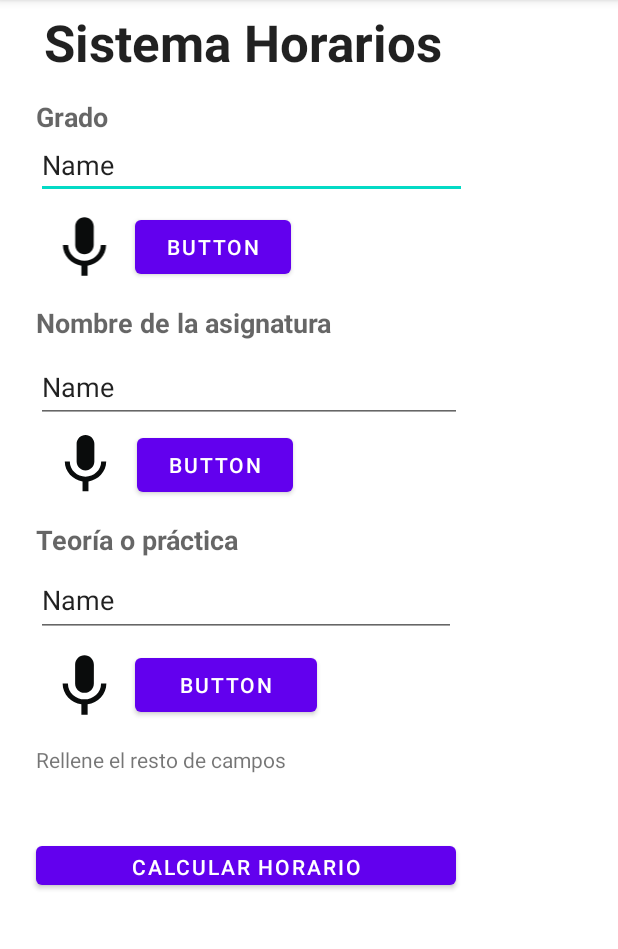
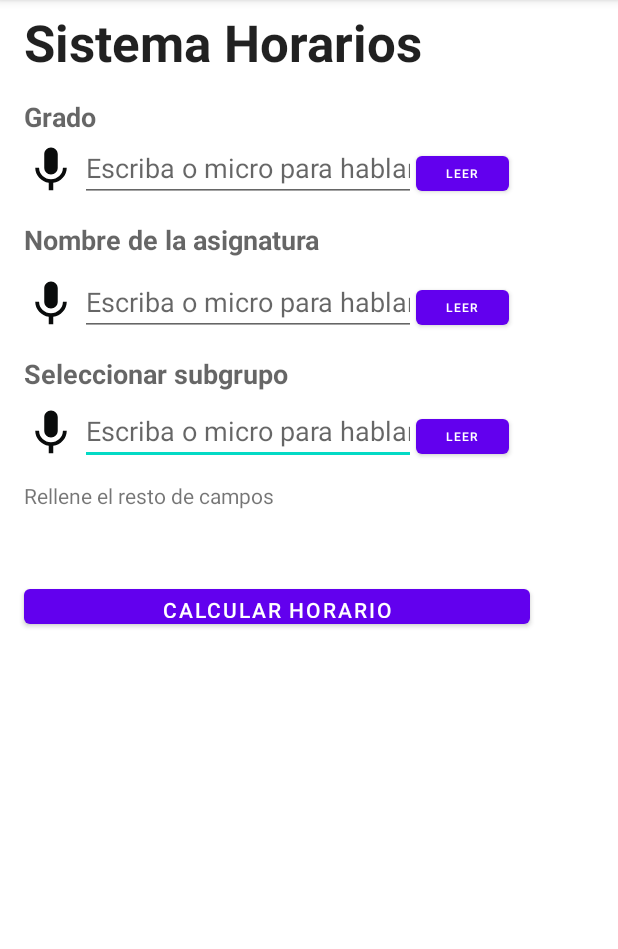
Before and after one commit to MiklosLaszlo/NPI, an Android app: the screen it shows after launch (MainActivity), on a phone screen of 412 x 824 dp, the part 84-1033 px from its top. Run offline under Robolectric (Android 15) with nearby library versions, the phone set to English and light mode, and no system bars.

Commit message:
Añadidos cambios en la interfaz

```diff
--- a/P2/app/build.gradle
+++ b/P2/app/build.gradle
@@ -9,7 +9,7 @@ android {
     defaultConfig {
         applicationId "com.example.asignaturashorario"
         minSdk 26
-        targetSdk 32
+        targetSdk 29
         versionCode 1
         versionName "1.0"
 
--- a/P2/app/src/main/java/com/example/asignaturashorario/MainActivity.java
+++ b/P2/app/src/main/java/com/example/asignaturashorario/MainActivity.java
@@ -163,6 +163,9 @@ public class MainActivity extends AppCompatActivity {
                 micButton.setImageResource(R.drawable.ic_mic_black_off);
                 ArrayList<String> data = bundle.getStringArrayList(SpeechRecognizer.RESULTS_RECOGNITION);
                 editText.setText(data.get(0));
+                String text = String.valueOf(editText.getText());
+                text = "Has dicho el grado: " + text;
+                textToSpeechEngine.speak(text, TextToSpeech.QUEUE_FLUSH, null, "tts1");
             }
 
             @Override
@@ -213,6 +216,9 @@ public class MainActivity extends AppCompatActivity {
                 micButton2.setImageResource(R.drawable.ic_mic_black_off);
                 ArrayList<String> data = bundle.getStringArrayList(SpeechRecognizer.RESULTS_RECOGNITION);
                 editText2.setText(data.get(0));
+                String text = String.valueOf(editText2.getText());
+                text = "Has dicho la asignatura: " + text;
+                textToSpeechEngine2.speak(text, TextToSpeech.QUEUE_FLUSH, null, "tts1");
             }
 
             @Override
@@ -263,6 +269,9 @@ public class MainActivity extends AppCompatActivity {
                 micButton3.setImageResource(R.drawable.ic_mic_black_off);
                 ArrayList<String> data = bundle.getStringArrayList(SpeechRecognizer.RESULTS_RECOGNITION);
                 editText3.setText(data.get(0));
+                String text = String.valueOf(editText3.getText());
+                text = "Has dicho el subgrupo: " + text;
+                textToSpeechEngine3.speak(text, TextToSpeech.QUEUE_FLUSH, null, "tts1");
             }
 
             @Override
@@ -284,8 +293,8 @@ public class MainActivity extends AppCompatActivity {
                 }
                 if (motionEvent.getAction() == MotionEvent.ACTION_DOWN) {
                     micButton.setImageResource(R.drawable.ic_mic_black_24dp);
-                    speechRecognizer2.stopListening();
-                    speechRecognizer3.stopListening();
+                    speechRecognizer2.cancel();
+                    speechRecognizer3.cancel();
                     micButton2.setImageResource(R.drawable.ic_mic_black_off);
                     micButton3.setImageResource(R.drawable.ic_mic_black_off);
                     speechRecognizer.startListening(speechRecognizerIntent);
@@ -312,8 +321,8 @@ public class MainActivity extends AppCompatActivity {
                 }
                 if (motionEvent.getAction() == MotionEvent.ACTION_DOWN) {
                     micButton2.setImageResource(R.drawable.ic_mic_black_24dp);
-                    speechRecognizer.stopListening();
-                    speechRecognizer3.stopListening();
+                    speechRecognizer.cancel();
+                    speechRecognizer3.cancel();
                     micButton.setImageResource(R.drawable.ic_mic_black_off);
                     micButton3.setImageResource(R.drawable.ic_mic_black_off);
                     speechRecognizer2.startListening(speechRecognizerIntent2);
@@ -340,8 +349,8 @@ public class MainActivity extends AppCompatActivity {
                 }
                 if (motionEvent.getAction() == MotionEvent.ACTION_DOWN) {
                     micButton3.setImageResource(R.drawable.ic_mic_black_24dp);
-                    speechRecognizer2.stopListening();
-                    speechRecognizer.stopListening();
+                    speechRecognizer2.cancel();
+                    speechRecognizer.cancel();
                     micButton2.setImageResource(R.drawable.ic_mic_black_off);
                     micButton.setImageResource(R.drawable.ic_mic_black_off);
                     speechRecognizer3.startListening(speechRecognizerIntent3);
@@ -373,6 +382,7 @@ public class MainActivity extends AppCompatActivity {
         });
 
 
+
     }
 
     @Override
--- a/P2/app/src/main/res/layout/activity_main.xml
+++ b/P2/app/src/main/res/layout/activity_main.xml
@@ -8,120 +8,111 @@
 
     <LinearLayout
         android:id="@+id/linearLayout3"
-        android:layout_width="362dp"
-        android:layout_height="54dp"
-        android:layout_marginStart="24dp"
-        android:layout_marginTop="8dp"
+        android:layout_width="337dp"
+        android:layout_height="48dp"
+        android:layout_marginStart="16dp"
         app:layout_constraintStart_toStartOf="parent"
-        app:layout_constraintTop_toBottomOf="@+id/textmic3">
+        app:layout_constraintTop_toBottomOf="@+id/textoplano3">
 
         <ImageView
             android:id="@+id/mic3"
-            android:layout_width="66dp"
-            android:layout_height="50dp"
+            android:layout_width="37dp"
+            android:layout_height="match_parent"
             android:backgroundTint="#F9F8FA"
             android:baselineAligned="false"
             android:paddingRight="1dp"
             android:src="@drawable/ic_mic_black_off" />
 
+        <EditText
+            android:id="@+id/textmic3"
+            android:layout_width="224dp"
+            android:layout_height="wrap_content"
+            android:ems="10"
+            android:hint='Escriba o micro para hablar'
+            android:inputType="textPersonName" />
+
         <Button
             android:id="@+id/button_mic3"
-            android:layout_width="121dp"
-            android:layout_height="wrap_content"
-            android:text="Button" />
+            android:layout_width="62dp"
+            android:layout_height="35dp"
+            android:text="leer"
+            android:textSize="8sp" />
 
     </LinearLayout>
 
     <LinearLayout
         android:id="@+id/linearLayout"
-        android:layout_width="359dp"
-        android:layout_height="52dp"
-        android:layout_marginStart="24dp"
-        android:layout_marginTop="8dp"
+        android:layout_width="337dp"
+        android:layout_height="48dp"
+        android:layout_marginStart="16dp"
         app:layout_constraintStart_toStartOf="parent"
-        app:layout_constraintTop_toBottomOf="@+id/textmic">
+        app:layout_constraintTop_toBottomOf="@+id/Textoplano">
 
         <ImageView
             android:id="@+id/mic"
-            android:layout_width="66dp"
-            android:layout_height="49dp"
+            android:layout_width="37dp"
+            android:layout_height="match_parent"
             android:backgroundTint="#F9F8FA"
             android:baselineAligned="false"
             android:paddingRight="1dp"
             android:src="@drawable/ic_mic_black_off" />
 
+        <EditText
+            android:id="@+id/textmic"
+            android:layout_width="224dp"
+            android:layout_height="wrap_content"
+            android:ems="10"
+            android:hint='Escriba o micro para hablar'
+            android:inputType="textPersonName" />
+
         <Button
             android:id="@+id/button_mic"
-            android:layout_width="104dp"
-            android:layout_height="wrap_content"
-            android:text="Button" />
+            android:layout_width="62dp"
+            android:layout_height="35dp"
+            android:text="leer"
+            android:textSize="8sp" />
 
     </LinearLayout>
 
-    <EditText
-        android:id="@+id/textmic"
-        android:layout_width="287dp"
-        android:layout_height="43dp"
-        android:layout_marginStart="24dp"
-        android:ems="10"
-        android:inputType="textPersonName"
-        android:text="Name"
-        app:layout_constraintStart_toStartOf="parent"
-        app:layout_constraintTop_toBottomOf="@+id/Textoplano" />
-
-    <EditText
-        android:id="@+id/textmic2"
-        android:layout_width="284dp"
-        android:layout_height="48dp"
-        android:layout_marginStart="24dp"
-        android:ems="10"
-        android:inputType="textPersonName"
-        android:text="Name"
-        app:layout_constraintStart_toStartOf="parent"
-        app:layout_constraintTop_toBottomOf="@+id/textoplano2" />
-
     <LinearLayout
         android:id="@+id/linearLayout2"
-        android:layout_width="368dp"
-        android:layout_height="51dp"
-        android:layout_marginStart="24dp"
-        android:layout_marginTop="4dp"
+        android:layout_width="337dp"
+        android:layout_height="48dp"
+        android:layout_marginStart="16dp"
         app:layout_constraintStart_toStartOf="parent"
-        app:layout_constraintTop_toBottomOf="@+id/textmic2">
+        app:layout_constraintTop_toBottomOf="@+id/textoplano2">
 
         <ImageView
             android:id="@+id/mic2"
-            android:layout_width="67dp"
-            android:layout_height="47dp"
+            android:layout_width="37dp"
+            android:layout_height="match_parent"
             android:backgroundTint="#F9F8FA"
             android:baselineAligned="false"
             android:paddingRight="1dp"
             android:src="@drawable/ic_mic_black_off" />
 
+        <EditText
+            android:id="@+id/textmic2"
+            android:layout_width="224dp"
+            android:layout_height="wrap_content"
+            android:ems="10"
+            android:hint="Escriba o micro para hablar"
+            android:inputType="textPersonName" />
+
         <Button
             android:id="@+id/button_mic2"
-            android:layout_width="104dp"
-            android:layout_height="wrap_content"
-            android:text="Button" />
+            android:layout_width="62dp"
+            android:layout_height="35dp"
+            android:text="leer"
+            android:textSize="8sp" />
 
     </LinearLayout>
-
-    <EditText
-        android:id="@+id/textmic3"
-        android:layout_width="280dp"
-        android:layout_height="49dp"
-        android:layout_marginStart="24dp"
-        android:ems="10"
-        android:inputType="textPersonName"
-        android:text="Name"
-        app:layout_constraintStart_toStartOf="parent"
-        app:layout_constraintTop_toBottomOf="@+id/textoplano3" />
 
     <TextView
         android:id="@+id/Textoplano"
         android:layout_width="325dp"
         android:layout_height="24dp"
-        android:layout_marginStart="24dp"
+        android:layout_marginStart="16dp"
         android:layout_marginTop="10dp"
         android:text="Grado"
         android:textAllCaps="false"
@@ -134,7 +125,7 @@
         android:id="@+id/textoplano2"
         android:layout_width="281dp"
         android:layout_height="31dp"
-        android:layout_marginStart="24dp"
+        android:layout_marginStart="16dp"
         android:layout_marginTop="10dp"
         android:text="Nombre de la asignatura"
         android:textAppearance="@style/TextAppearance.AppCompat.Medium"
@@ -146,9 +137,9 @@
         android:id="@+id/textoplano3"
         android:layout_width="279dp"
         android:layout_height="28dp"
-        android:layout_marginStart="24dp"
+        android:layout_marginStart="16dp"
         android:layout_marginTop="10dp"
-        android:text="Teoría o práctica"
+        android:text="Seleccionar subgrupo"
         android:textAppearance="@style/TextAppearance.AppCompat.Medium"
         android:textStyle="bold"
         app:layout_constraintStart_toStartOf="parent"
@@ -158,9 +149,9 @@
         android:id="@+id/textView4"
         android:layout_width="352dp"
         android:layout_height="50dp"
-        android:layout_marginStart="3dp"
+        android:layout_marginStart="16dp"
         android:layout_marginTop="5dp"
-        android:text="   Sistema Horarios"
+        android:text="Sistema Horarios"
         android:textAppearance="@style/TextAppearance.AppCompat.Large"
         android:textDirection="inherit"
         android:textIsSelectable="false"
@@ -172,19 +163,19 @@
 
     <TextView
         android:id="@+id/textosalida"
-        android:layout_width="287dp"
-        android:layout_height="61dp"
-        android:layout_marginStart="24dp"
-        android:layout_marginTop="10dp"
+        android:layout_width="337dp"
+        android:layout_height="66dp"
+        android:layout_marginStart="16dp"
+        android:layout_marginTop="8dp"
         android:text="Rellene el resto de campos"
         app:layout_constraintStart_toStartOf="parent"
         app:layout_constraintTop_toBottomOf="@+id/linearLayout3" />
 
     <Button
         android:id="@+id/button3"
-        android:layout_width="280dp"
-        android:layout_height="38dp"
-        android:layout_marginStart="24dp"
+        android:layout_width="337dp"
+        android:layout_height="35dp"
+        android:layout_marginStart="16dp"
         android:text="Calcular horario"
         app:layout_constraintStart_toStartOf="parent"
         app:layout_constraintTop_toBottomOf="@+id/textosalida" />
```
